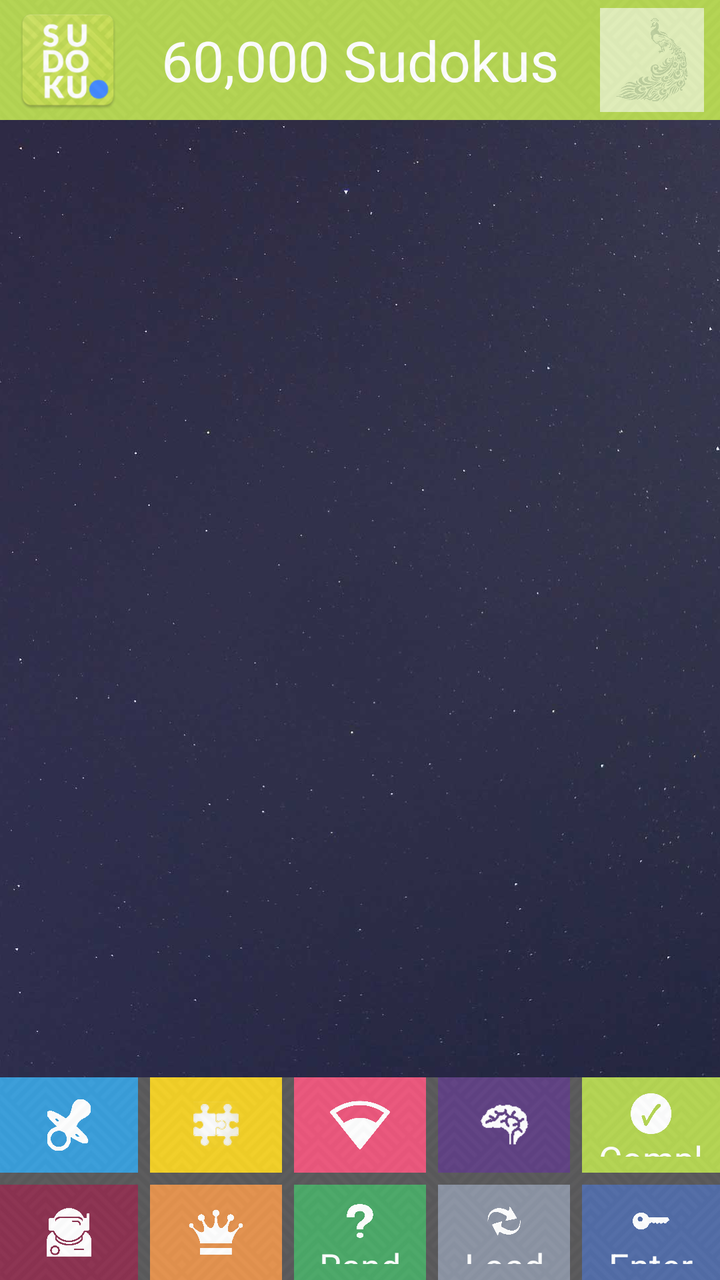
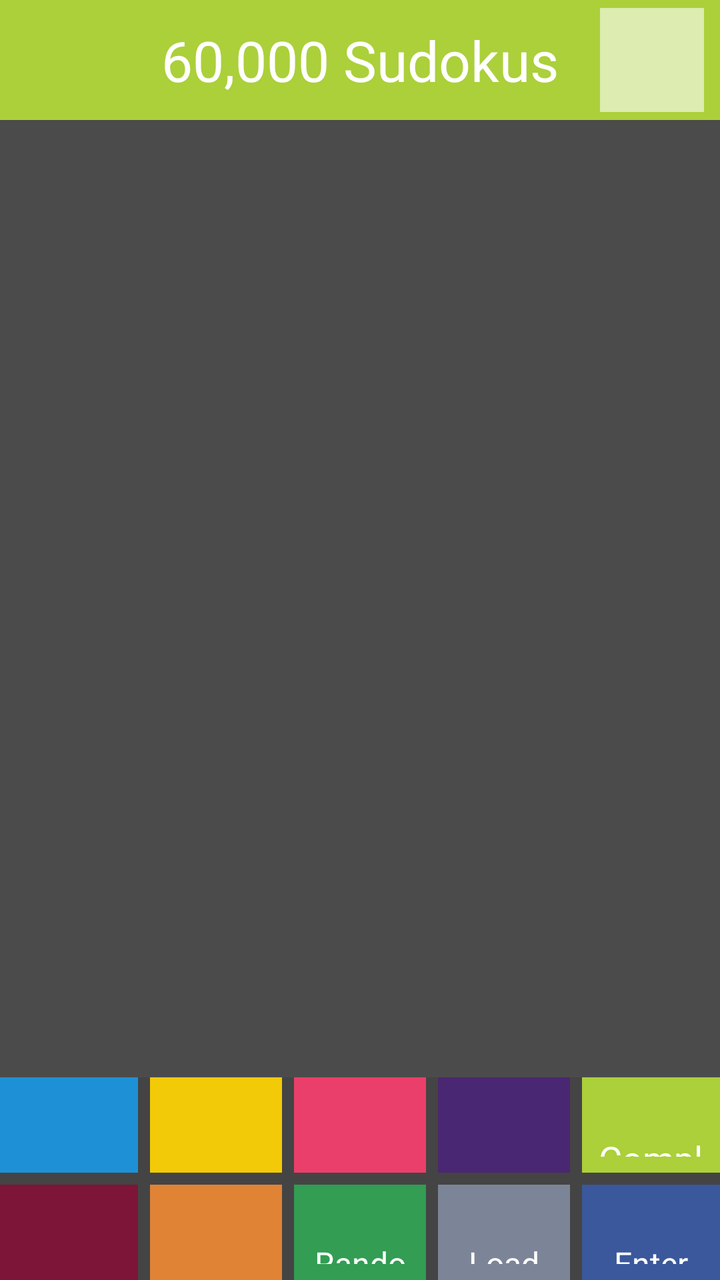

Compare the two renders of this Android layout. The source of the first and the diff that turns it into the second are given below.
<!-- AndroidManifest.xml: application theme AppTheme -->
<!-- res/layout/fragment_user_board_phablet.xml -->
<?xml version="1.0" encoding="utf-8"?>
<RelativeLayout xmlns:android="http://schemas.android.com/apk/res/android"
    xmlns:app="http://schemas.android.com/apk/res-auto"
    xmlns:tools="http://schemas.android.com/tools"
    android:id="@+id/activity_history"
    android:layout_width="match_parent"
    android:layout_height="match_parent"
    android:fitsSystemWindows="false">

    <ImageView
        android:id="@+id/imageView7"
        android:layout_width="match_parent"
        android:layout_height="match_parent"
        android:scaleType="centerCrop"
        app:srcCompat="@drawable/coolbackground" />

    <RelativeLayout
        android:id="@+id/tool_title"
        android:layout_width="match_parent"
        android:layout_height="60dp"
        android:background="@color/color1"
        android:orientation="horizontal">

        <ImageView
            android:id="@+id/user_icon_usr"
            android:layout_width="52dp"
            android:layout_height="52dp"
            android:layout_alignParentLeft="true"
            android:layout_alignParentStart="true"
            android:layout_centerVertical="true"
            android:layout_marginLeft="8dp"
            app:srcCompat="@mipmap/ic_launcher" />

        <TextView
            android:id="@+id/board_layout_title"
            android:layout_width="match_parent"
            android:layout_height="match_parent"
            android:layout_centerInParent="false"
            android:layout_weight="1"
            android:gravity="center"
            android:text="60,000 Sudokus"
            android:textColor="@color/white"
            android:textSize="28sp" />

        <ImageButton
            android:id="@+id/color_switcher"
            android:layout_width="52dp"
            android:layout_height="52dp"
            android:layout_alignParentRight="true"
            android:layout_alignParentTop="false"
            android:layout_centerVertical="true"
            android:layout_marginRight="8dp"
            android:alpha=".6"
            android:background="@android:color/white"
            android:padding="5dp"
            android:scaleType="fitCenter"
            app:srcCompat="@drawable/peacock" />

        <ImageView
            android:id="@+id/imageView16"
            android:layout_width="match_parent"
            android:layout_height="match_parent"
            android:alpha=".15"
            android:scaleType="centerCrop"
            app:srcCompat="@drawable/keyboardbg" />

    </RelativeLayout>

    <LinearLayout
        android:layout_width="match_parent"
        android:layout_height="match_parent"
        android:layout_below="@+id/tool_title"
        android:layout_centerHorizontal="true"
        android:layout_centerVertical="true"
        android:orientation="vertical"
        android:weightSum="100">

        <RelativeLayout
            android:layout_width="match_parent"
            android:layout_height="0dp"
            android:layout_marginBottom="9dp"
            android:layout_marginTop="9dp"
            android:layout_weight="82">

            <android.support.v7.widget.RecyclerView
                android:id="@+id/user_board_rv"
                android:layout_width="match_parent"
                android:layout_height="match_parent"

                android:layout_weight="82"
                android:background="@android:color/transparent" />

            <RelativeLayout
                android:id="@+id/num_picker"
                android:layout_width="425dp"
                android:layout_height="wrap_content"
                android:layout_centerInParent="true"
                android:background="@color/white"
                android:orientation="vertical"
                android:padding="8dp"
                android:visibility="gone"
                tools:visibility="visible">

                <TextView
                    android:id="@+id/textView18"
                    android:layout_width="wrap_content"
                    android:layout_height="wrap_content"
                    android:layout_marginBottom="5dp"
                    android:layout_weight="1"
                    android:text="Enter a board number:"
                    android:textColor="@android:color/darker_gray"
                    android:textSize="36sp" />

                <LinearLayout
                    android:layout_width="wrap_content"
                    android:layout_height="wrap_content"
                    android:layout_below="@+id/textView18"
                    android:layout_weight="1"
                    android:orientation="horizontal"
                    android:visibility="visible"
                    android:weightSum="100">

                    <LinearLayout
                        android:layout_width="50dp"
                        android:layout_height="50dp"
                        android:layout_gravity="center_vertical"
                        android:layout_marginRight="15dp"
                        android:background="@color/com_facebook_button_background_color"
                        android:orientation="horizontal"
                        android:padding="3dp">

                        <ImageView
                            android:id="@+id/imageView34"
                            android:layout_width="wrap_content"
                            android:layout_height="wrap_content"
                            android:layout_weight="1"
                            app:srcCompat="@drawable/key" />
                    </LinearLayout>

                    <EditText
                        android:id="@+id/num_board"
                        android:layout_width="0dp"
                        android:layout_height="wrap_content"
                        android:layout_gravity="center_vertical"
                        android:layout_weight="100"
                        android:ems="10"
                        android:inputType="textPersonName"
                        android:textColor="@android:color/black"
                        android:textSize="34sp" />

                    <LinearLayout
                        android:layout_width="0dp"
                        android:layout_height="match_parent"
                        android:layout_weight="60"
                        android:orientation="horizontal"></LinearLayout>

                    <Button
                        android:id="@+id/ok_button"
                        android:layout_width="50dp"
                        android:layout_height="50dp"
                        android:layout_alignParentBottom="false"
                        android:layout_alignParentRight="false"
                        android:layout_below="@+id/textView18"
                        android:layout_gravity="center_vertical"
                        android:layout_marginLeft="15dp"
                        android:background="@drawable/back_button"
                        android:gravity="center"
                        android:text="Ok"
                        android:textSize="20sp" />

                </LinearLayout>

            </RelativeLayout>

        </RelativeLayout>

        <RelativeLayout
            android:id="@+id/sorters"
            android:layout_width="match_parent"
            android:layout_height="0dp"
            android:layout_weight="18">

            <LinearLayout
                android:layout_width="match_parent"
                android:layout_height="match_parent"
                android:layout_weight="18"
                android:background="@color/colorFondoTrans"
                android:orientation="horizontal"
                android:weightSum="5">

                <LinearLayout
                    android:layout_width="match_parent"
                    android:layout_height="match_parent"
                    android:layout_marginRight="3dp"
                    android:layout_weight="1"
                    android:orientation="vertical">

                    <ImageButton
                        android:id="@+id/beg"
                        style="@style/Widget.AppCompat.Button.Borderless"
                        android:layout_width="match_parent"
                        android:layout_height="match_parent"
                        android:layout_marginBottom="3dp"
                        android:layout_weight="1"
                        android:background="@drawable/begbuttonfinal"
                        android:gravity="center"
                        android:padding="8dp"
                        android:scaleType="fitCenter"
                        app:srcCompat="@drawable/beginnericon_white" />

                    <ImageButton
                        android:id="@+id/exp"
                        style="@style/Widget.AppCompat.Button.Borderless"
                        android:layout_width="match_parent"
                        android:layout_height="match_parent"
                        android:layout_marginTop="3dp"
                        android:layout_weight="1"
                        android:background="@drawable/expbuttonfinal"
                        android:gravity="center"
                        android:padding="8dp"
                        android:scaleType="fitCenter"
                        app:srcCompat="@drawable/experticon_white" />
                </LinearLayout>

                <LinearLayout
                    android:layout_width="match_parent"
                    android:layout_height="match_parent"
                    android:layout_marginLeft="3dp"
                    android:layout_marginRight="3dp"
                    android:layout_weight="1"
                    android:orientation="vertical">

                    <ImageButton
                        android:id="@+id/eas"
                        style="@style/Widget.AppCompat.Button.Borderless"
                        android:layout_width="match_parent"
                        android:layout_height="match_parent"
                        android:layout_marginBottom="3dp"
                        android:layout_weight="1"
                        android:background="@drawable/easbuttonfinal"
                        android:gravity="center"
                        android:padding="8dp"
                        android:scaleType="fitCenter"
                        app:srcCompat="@drawable/easyicon_white" />

                    <ImageButton
                        android:id="@+id/mas"
                        style="@style/Widget.AppCompat.Button.Borderless"
                        android:layout_width="match_parent"
                        android:layout_height="match_parent"
                        android:layout_marginTop="3dp"
                        android:layout_weight="1"
                        android:background="@drawable/masbuttonfinal"
                        android:gravity="center"
                        android:padding="8dp"
                        android:scaleType="fitCenter"
                        app:srcCompat="@drawable/mastericon_white" />
                </LinearLayout>

                <LinearLayout
                    android:layout_width="match_parent"
                    android:layout_height="match_parent"
                    android:layout_marginLeft="3dp"
                    android:layout_marginRight="3dp"
                    android:layout_weight="1"
                    android:orientation="vertical">

                    <ImageButton
                        android:id="@+id/med"
                        style="@style/Widget.AppCompat.Button.Borderless"
                        android:layout_width="match_parent"
                        android:layout_height="match_parent"
                        android:layout_marginBottom="3dp"
                        android:layout_weight="1"
                        android:background="@drawable/leaderbuttonfinal"
                        android:gravity="center"
                        android:padding="8dp"
                        android:scaleType="fitCenter"
                        app:srcCompat="@drawable/mediumicon_white" />

                    <LinearLayout
                        android:id="@+id/ran"
                        style="@style/Widget.AppCompat.Button.Borderless"
                        android:layout_width="match_parent"
                        android:layout_height="match_parent"
                        android:layout_marginTop="3dp"
                        android:layout_weight="1"
                        android:background="@drawable/exitbuttonfinal"
                        android:gravity="center"
                        android:orientation="vertical"
                        android:padding="8dp"
                        android:scaleType="fitCenter"
                        android:weightSum="100">

                        <ImageView
                            android:id="@+id/imageView29"
                            android:layout_width="match_parent"
                            android:layout_height="0dp"
                            android:layout_weight="65"
                            android:scaleType="fitCenter"
                            app:srcCompat="@drawable/question_white" />

                        <TextView
                            android:id="@+id/textView14"
                            android:layout_width="match_parent"
                            android:layout_height="0dp"
                            android:layout_weight="35"
                            android:gravity="center"
                            android:text="Random"
                            android:textColor="@color/white"
                            android:textSize="18sp" />
                    </LinearLayout>
                </LinearLayout>

                <LinearLayout
                    android:layout_width="match_parent"
                    android:layout_height="match_parent"
                    android:layout_marginLeft="3dp"
                    android:layout_marginRight="3dp"
                    android:layout_weight="1"
                    android:orientation="vertical">

                    <ImageButton
                        android:id="@+id/har"
                        style="@style/Widget.AppCompat.Button.Borderless"
                        android:layout_width="match_parent"
                        android:layout_height="match_parent"
                        android:layout_marginBottom="3dp"
                        android:layout_weight="1"
                        android:background="@drawable/harbuttonfinal"
                        android:gravity="center"
                        android:padding="8dp"
                        android:scaleType="fitCenter"
                        app:srcCompat="@drawable/hardicon_white" />

                    <LinearLayout
                        android:id="@+id/more"
                        style="@style/Widget.AppCompat.Button.Borderless"
                        android:layout_width="match_parent"
                        android:layout_height="match_parent"
                        android:layout_marginTop="3dp"
                        android:layout_weight="1"
                        android:background="@drawable/morbuttonfinal"
                        android:gravity="center"
                        android:orientation="vertical"
                        android:padding="8dp"
                        android:scaleType="fitCenter"
                        android:weightSum="100">

                        <ImageView
                            android:id="@+id/imageView30"
                            android:layout_width="match_parent"
                            android:layout_height="0dp"
                            android:layout_weight="65"
                            android:scaleType="fitCenter"
                            app:srcCompat="@drawable/more_white" />

                        <TextView
                            android:id="@+id/textView15"
                            android:layout_width="match_parent"
                            android:layout_height="0dp"
                            android:layout_weight="35"
                            android:gravity="center"
                            android:text="Load more"
                            android:textColor="@color/white"
                            android:textSize="18sp" />
                    </LinearLayout>
                    " />

                </LinearLayout>

                <LinearLayout
                    android:layout_width="match_parent"
                    android:layout_height="match_parent"
                    android:layout_marginLeft="3dp"
                    android:layout_weight="1"
                    android:orientation="vertical">

                    <LinearLayout
                        android:id="@+id/my_completed_button"
                        style="@style/Widget.AppCompat.Button.Borderless"
                        android:layout_width="match_parent"
                        android:layout_height="match_parent"
                        android:layout_marginBottom="3dp"
                        android:layout_weight="1"
                        android:background="@drawable/badgebuttonfinal"
                        android:gravity="center"
                        android:orientation="vertical"
                        android:padding="8dp"
                        android:weightSum="100">

                        <ImageView
                            android:id="@+id/imageView28"
                            android:layout_width="match_parent"
                            android:layout_height="0dp"
                            android:layout_weight="65"
                            android:scaleType="fitCenter"
                            app:srcCompat="@drawable/whitecheck" />

                        <TextView
                            android:id="@+id/textView16"
                            android:layout_width="match_parent"
                            android:layout_height="0dp"
                            android:layout_weight="35"
                            android:gravity="center"
                            android:text="Completed"
                            android:textColor="@color/white"
                            android:textSize="18sp" />
                    </LinearLayout>

                    <LinearLayout
                        android:id="@+id/enter_board_key"
                        style="@style/Widget.AppCompat.Button.Borderless"
                        android:layout_width="match_parent"
                        android:layout_height="match_parent"
                        android:layout_marginTop="3dp"
                        android:layout_weight="1"
                        android:background="@drawable/facebookbuttonfinal"
                        android:gravity="center"
                        android:orientation="vertical"
                        android:padding="8dp"
                        android:weightSum="100">

                        <ImageView
                            android:id="@+id/imageView28"
                            android:layout_width="match_parent"
                            android:layout_height="0dp"
                            android:layout_weight="65"
                            android:scaleType="fitCenter"
                            app:srcCompat="@drawable/key" />

                        <TextView
                            android:id="@+id/textView16"
                            android:layout_width="match_parent"
                            android:layout_height="0dp"
                            android:layout_weight="35"
                            android:gravity="center"
                            android:text="Enter board"
                            android:textColor="@color/white"
                            android:textSize="18sp" />
                    </LinearLayout>

                </LinearLayout>

            </LinearLayout>

            <ImageView
                android:id="@+id/imageView22"
                android:layout_width="match_parent"
                android:layout_height="match_parent"
                android:alpha=".15"
                android:scaleType="centerCrop"
                app:srcCompat="@drawable/keyboardbg" />

        </RelativeLayout>

    </LinearLayout>

    <ProgressBar
        android:id="@+id/usr_progress"
        style="?android:attr/progressBarStyle"
        android:layout_width="80dp"
        android:layout_height="80dp"
        android:layout_centerInParent="true" />

</RelativeLayout>
<!-- resources referenced by this layout -->
<resources>
  <color name="color1">#abd03a</color>
  <color name="colorFondoTrans">#f5454444</color>
  <color name="white">#ffffff</color>
  <!-- drawable beginnericon_white: png bitmap (drawable-nodpi, 21378 bytes) -->
  <!-- drawable coolbackground: jpg bitmap (drawable-nodpi, 63366 bytes) -->
  <!-- drawable easyicon_white: png bitmap (drawable-nodpi, 20943 bytes) -->
  <!-- drawable experticon_white: png bitmap (drawable-nodpi, 21727 bytes) -->
  <!-- drawable hardicon_white: png bitmap (drawable-nodpi, 18081 bytes) -->
  <!-- drawable key: png bitmap (drawable-nodpi, 2159 bytes) -->
  <!-- drawable keyboardbg: png bitmap (drawable-nodpi, 16276 bytes) -->
  <!-- drawable mastericon_white: png bitmap (drawable-nodpi, 21479 bytes) -->
  <!-- drawable mediumicon_white: png bitmap (drawable-nodpi, 21360 bytes) -->
  <!-- drawable more_white: png bitmap (drawable-nodpi, 20711 bytes) -->
  <!-- drawable peacock: png bitmap (drawable-nodpi, 14599 bytes) -->
  <!-- drawable question_white: png bitmap (drawable-nodpi, 21242 bytes) -->
  <!-- drawable whitecheck: png bitmap (drawable-nodpi, 1339 bytes) -->
  <!-- mipmap ic_launcher: png bitmap (mipmap-hdpi, 8002 bytes) -->
  <!-- drawable circle_pressed (drawable-nodpi) -->
  <?xml version="1.0" encoding="utf-8"?>
  <selector xmlns:android="http://schemas.android.com/apk/res/android">
  
      <item>
          <shape android:shape="oval">
              <solid android:color="#dfe5ba"/>
  
          </shape>
      </item>
  
  </selector>
  <!-- drawable facebookbutton (drawable-nodpi) -->
  <?xml version="1.0" encoding="utf-8"?>
  <selector xmlns:android="http://schemas.android.com/apk/res/android">
      <item>
          <shape android:shape="rectangle">
              <solid android:color="#3a589b"/>
  
          </shape>
      </item>
  </selector>
  <!-- drawable harbutton (drawable-nodpi) -->
  <?xml version="1.0" encoding="utf-8"?>
  <selector xmlns:android="http://schemas.android.com/apk/res/android">
      <item>
          <shape android:shape="rectangle">
              <solid android:color="@color/color7"/>
  
          </shape>
      </item>
  </selector>
  <!-- drawable masbuttonpressed (drawable-nodpi) -->
  <?xml version="1.0" encoding="utf-8"?>
  <selector xmlns:android="http://schemas.android.com/apk/res/android">
      <item>
          <shape android:shape="rectangle">
              <solid android:color="#e7b083"/>
          </shape>
      </item>
  </selector>
  <!-- drawable masbutton (drawable-nodpi) -->
  <?xml version="1.0" encoding="utf-8"?>
  <selector xmlns:android="http://schemas.android.com/apk/res/android">
      <item>
          <shape android:shape="rectangle">
              <solid android:color="@color/color6"/>
  
          </shape>
      </item>
  </selector>
  <!-- drawable morbuttonpressed (drawable-nodpi) -->
  <?xml version="1.0" encoding="utf-8"?>
  <selector xmlns:android="http://schemas.android.com/apk/res/android">
      <item>
          <shape android:shape="rectangle">
              <solid android:color="#beb7b7"/>
          </shape>
      </item>
  </selector>
  <!-- drawable morbutton (drawable-nodpi) -->
  <?xml version="1.0" encoding="utf-8"?>
  <selector xmlns:android="http://schemas.android.com/apk/res/android">
      <item>
          <shape android:shape="rectangle">
              <solid android:color="@color/color5"/>
  
          </shape>
      </item>
  </selector>
  <color name="colorPrimary">#FFFFFF</color>
  <color name="colorPrimaryDark">#454444</color>
  <color name="colorAccent">#1e91d6</color>
  <color name="color2">#1e91d6</color>
  <color name="color8">#f2ca08</color>
  <color name="color9">#329d53</color>
  <color name="color4">#7d1538</color>
  <color name="color7">#4a2772</color>
  <color name="color3">#ea3f6a</color>
  <color name="color6">#e18335</color>
  <color name="color5">#7c8597</color>
  <!-- unchanged entries left out for length: 27 -->
</resources>

<!-- the commit's change to res/layout/fragment_user_board_phablet.xml (unified diff, before → after) -->
@@ -5,14 +5,14 @@
     android:id="@+id/activity_history"
     android:layout_width="match_parent"
     android:layout_height="match_parent"
+    android:background="@color/colorFondoTrans"
     android:fitsSystemWindows="false">
 
     <ImageView
-        android:id="@+id/imageView7"
+        android:id="@+id/ub_background"
         android:layout_width="match_parent"
         android:layout_height="match_parent"
-        android:scaleType="centerCrop"
-        app:srcCompat="@drawable/coolbackground" />
+        android:scaleType="centerCrop" />
 
     <RelativeLayout
         android:id="@+id/tool_title"
@@ -28,8 +28,7 @@
             android:layout_alignParentLeft="true"
             android:layout_alignParentStart="true"
             android:layout_centerVertical="true"
-            android:layout_marginLeft="8dp"
-            app:srcCompat="@mipmap/ic_launcher" />
+            android:layout_marginLeft="8dp" />
 
         <TextView
             android:id="@+id/board_layout_title"
@@ -54,15 +53,15 @@
             android:background="@android:color/white"
             android:padding="5dp"
             android:scaleType="fitCenter"
-            app:srcCompat="@drawable/peacock" />
+            app:srcCompat="@android:color/transparent" />
 
         <ImageView
-            android:id="@+id/imageView16"
+            android:id="@+id/ub_tool_background"
             android:layout_width="match_parent"
             android:layout_height="match_parent"
             android:alpha=".15"
             android:scaleType="centerCrop"
-            app:srcCompat="@drawable/keyboardbg" />
+            app:srcCompat="@android:color/transparent" />
 
     </RelativeLayout>
 
@@ -130,11 +129,10 @@
                         android:padding="3dp">
 
                         <ImageView
-                            android:id="@+id/imageView34"
+                            android:id="@+id/key_icon"
                             android:layout_width="wrap_content"
                             android:layout_height="wrap_content"
-                            android:layout_weight="1"
-                            app:srcCompat="@drawable/key" />
+                            android:layout_weight="1" />
                     </LinearLayout>
 
                     <EditText
@@ -205,8 +203,7 @@
                         android:background="@drawable/begbuttonfinal"
                         android:gravity="center"
                         android:padding="8dp"
-                        android:scaleType="fitCenter"
-                        app:srcCompat="@drawable/beginnericon_white" />
+                        android:scaleType="fitCenter" />
 
                     <ImageButton
                         android:id="@+id/exp"
@@ -218,8 +215,7 @@
                         android:background="@drawable/expbuttonfinal"
                         android:gravity="center"
                         android:padding="8dp"
-                        android:scaleType="fitCenter"
-                        app:srcCompat="@drawable/experticon_white" />
+                        android:scaleType="fitCenter" />
                 </LinearLayout>
 
                 <LinearLayout
@@ -240,8 +236,7 @@
                         android:background="@drawable/easbuttonfinal"
                         android:gravity="center"
                         android:padding="8dp"
-                        android:scaleType="fitCenter"
-                        app:srcCompat="@drawable/easyicon_white" />
+                        android:scaleType="fitCenter" />
 
                     <ImageButton
                         android:id="@+id/mas"
@@ -253,8 +248,7 @@
                         android:background="@drawable/masbuttonfinal"
                         android:gravity="center"
                         android:padding="8dp"
-                        android:scaleType="fitCenter"
-                        app:srcCompat="@drawable/mastericon_white" />
+                        android:scaleType="fitCenter" />
                 </LinearLayout>
 
                 <LinearLayout
@@ -276,7 +270,7 @@
                         android:gravity="center"
                         android:padding="8dp"
                         android:scaleType="fitCenter"
-                        app:srcCompat="@drawable/mediumicon_white" />
+                        app:srcCompat="@android:color/transparent" />
 
                     <LinearLayout
                         android:id="@+id/ran"
@@ -293,12 +287,11 @@
                         android:weightSum="100">
 
                         <ImageView
-                            android:id="@+id/imageView29"
+                            android:id="@+id/question_icon"
                             android:layout_width="match_parent"
                             android:layout_height="0dp"
                             android:layout_weight="65"
-                            android:scaleType="fitCenter"
-                            app:srcCompat="@drawable/question_white" />
+                            android:scaleType="fitCenter" />
 
                         <TextView
                             android:id="@+id/textView14"
@@ -308,7 +301,7 @@
                             android:gravity="center"
                             android:text="Random"
                             android:textColor="@color/white"
-                            android:textSize="18sp" />
+                            android:textSize="16sp" />
                     </LinearLayout>
                 </LinearLayout>
 
@@ -330,8 +323,7 @@
                         android:background="@drawable/harbuttonfinal"
                         android:gravity="center"
                         android:padding="8dp"
-                        android:scaleType="fitCenter"
-                        app:srcCompat="@drawable/hardicon_white" />
+                        android:scaleType="fitCenter" />
 
                     <LinearLayout
                         android:id="@+id/more"
@@ -348,12 +340,11 @@
                         android:weightSum="100">
 
                         <ImageView
-                            android:id="@+id/imageView30"
+                            android:id="@+id/refresh_icon"
                             android:layout_width="match_parent"
                             android:layout_height="0dp"
                             android:layout_weight="65"
-                            android:scaleType="fitCenter"
-                            app:srcCompat="@drawable/more_white" />
+                            android:scaleType="fitCenter" />
 
                         <TextView
                             android:id="@+id/textView15"
@@ -363,7 +354,7 @@
                             android:gravity="center"
                             android:text="Load more"
                             android:textColor="@color/white"
-                            android:textSize="18sp" />
+                            android:textSize="16sp" />
                     </LinearLayout>
                     " />
 
@@ -390,12 +381,11 @@
                         android:weightSum="100">
 
                         <ImageView
-                            android:id="@+id/imageView28"
+                            android:id="@+id/whitecheck_icon"
                             android:layout_width="match_parent"
                             android:layout_height="0dp"
                             android:layout_weight="65"
-                            android:scaleType="fitCenter"
-                            app:srcCompat="@drawable/whitecheck" />
+                            android:scaleType="fitCenter" />
 
                         <TextView
                             android:id="@+id/textView16"
@@ -422,12 +412,11 @@
                         android:weightSum="100">
 
                         <ImageView
-                            android:id="@+id/imageView28"
+                            android:id="@+id/keybutton_icon"
                             android:layout_width="match_parent"
                             android:layout_height="0dp"
                             android:layout_weight="65"
-                            android:scaleType="fitCenter"
-                            app:srcCompat="@drawable/key" />
+                            android:scaleType="fitCenter" />
 
                         <TextView
                             android:id="@+id/textView16"
@@ -437,7 +426,7 @@
                             android:gravity="center"
                             android:text="Enter board"
                             android:textColor="@color/white"
-                            android:textSize="18sp" />
+                            android:textSize="16sp" />
                     </LinearLayout>
 
                 </LinearLayout>
@@ -445,12 +434,11 @@
             </LinearLayout>
 
             <ImageView
-                android:id="@+id/imageView22"
+                android:id="@+id/user_buttons_background"
                 android:layout_width="match_parent"
                 android:layout_height="match_parent"
                 android:alpha=".15"
-                android:scaleType="centerCrop"
-                app:srcCompat="@drawable/keyboardbg" />
+                android:scaleType="centerCrop" />
 
         </RelativeLayout>
 
<!-- resource entries referenced after the edit -->
@@ -3,20 +3,6 @@
   <color name="color1">#abd03a</color>
   <color name="colorFondoTrans">#f5454444</color>
   <color name="white">#ffffff</color>
-  <!-- drawable beginnericon_white: png bitmap (drawable-nodpi, 21378 bytes) -->
-  <!-- drawable coolbackground: jpg bitmap (drawable-nodpi, 63366 bytes) -->
-  <!-- drawable easyicon_white: png bitmap (drawable-nodpi, 20943 bytes) -->
-  <!-- drawable experticon_white: png bitmap (drawable-nodpi, 21727 bytes) -->
-  <!-- drawable hardicon_white: png bitmap (drawable-nodpi, 18081 bytes) -->
-  <!-- drawable key: png bitmap (drawable-nodpi, 2159 bytes) -->
-  <!-- drawable keyboardbg: png bitmap (drawable-nodpi, 16276 bytes) -->
-  <!-- drawable mastericon_white: png bitmap (drawable-nodpi, 21479 bytes) -->
-  <!-- drawable mediumicon_white: png bitmap (drawable-nodpi, 21360 bytes) -->
-  <!-- drawable more_white: png bitmap (drawable-nodpi, 20711 bytes) -->
-  <!-- drawable peacock: png bitmap (drawable-nodpi, 14599 bytes) -->
-  <!-- drawable question_white: png bitmap (drawable-nodpi, 21242 bytes) -->
-  <!-- drawable whitecheck: png bitmap (drawable-nodpi, 1339 bytes) -->
-  <!-- mipmap ic_launcher: png bitmap (mipmap-hdpi, 8002 bytes) -->
   <!-- drawable circle_pressed (drawable-nodpi) -->
   <?xml version="1.0" encoding="utf-8"?>
   <selector xmlns:android="http://schemas.android.com/apk/res/android">
